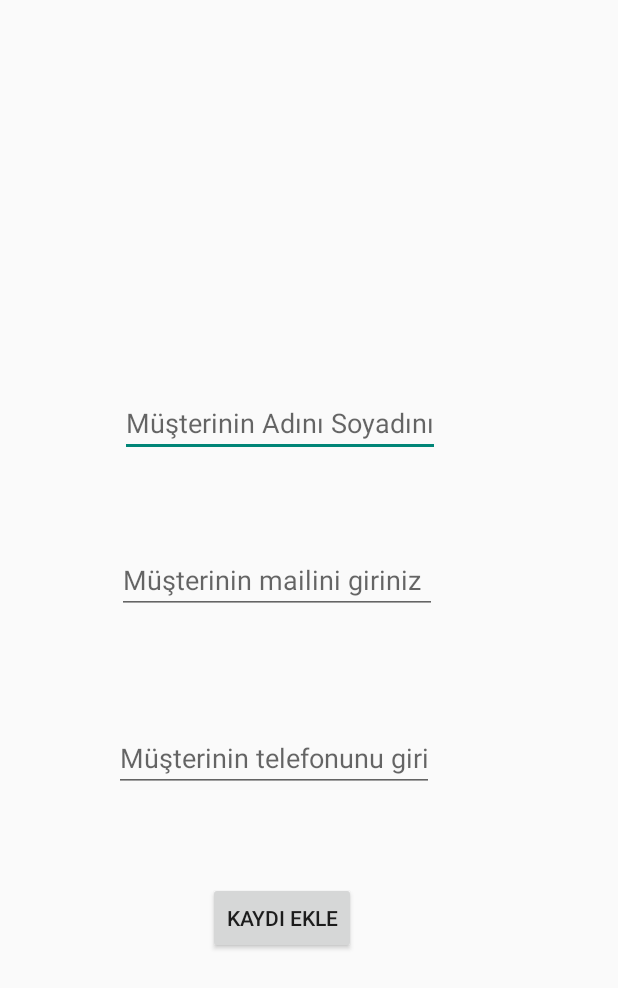
After one commit to timurinan/MobilProgramlamaYLDers, an Android app: the EklemeActivity screen opened directly, with no data from a screen before it, on a phone screen of 412 x 824 dp. The commit adds this screen. Shown: the top 988 px of the screen. Run offline under Robolectric (Android 15) with nearby library versions, the phone set to English and light mode, and no system bars; our stand-ins replace Firebase (no records; nobody signed in at launch, a user with empty details on screens opened directly).

Commit message:
27122024

```diff
--- a/FirebaseApp/app/build.gradle.kts
+++ b/FirebaseApp/app/build.gradle.kts
@@ -38,6 +38,7 @@ dependencies {
     implementation("com.google.android.material:material:1.12.0")
     implementation("androidx.constraintlayout:constraintlayout:2.2.0")
     implementation("com.google.firebase:firebase-auth:23.1.0")
+    implementation("com.google.firebase:firebase-database:21.0.0")
     testImplementation("junit:junit:4.13.2")
     androidTestImplementation("androidx.test.ext:junit:1.2.1")
     androidTestImplementation("androidx.test.espresso:espresso-core:3.6.1")
--- /dev/null
+++ b/FirebaseApp/app/src/main/java/com/example/firebaseapp/EklemeActivity.java
@@ -0,0 +1,65 @@
+package com.example.firebaseapp;
+
+import android.content.Intent;
+import android.os.Bundle;
+import android.telephony.PhoneNumberUtils;
+import android.text.TextUtils;
+import android.util.Patterns;
+import android.view.View;
+import android.widget.Button;
+import android.widget.TextView;
+import android.widget.Toast;
+
+import androidx.annotation.Nullable;
+import androidx.appcompat.app.AppCompatActivity;
+
+import com.google.firebase.database.DatabaseReference;
+import com.google.firebase.database.FirebaseDatabase;
+
+public class EklemeActivity extends AppCompatActivity {
+
+    TextView txt_adsoyad, txt_mail, txt_telefon;
+    Button btn_ekle;
+
+    FirebaseDatabase fd=FirebaseDatabase.getInstance();
+    DatabaseReference dr=fd.getReference("müşteriler");
+    DatabaseReference drwithkey;
+
+    @Override
+    protected void onCreate(@Nullable Bundle savedInstanceState) {
+        super.onCreate(savedInstanceState);
+        setContentView(R.layout.activity_ekleme);
+
+        txt_adsoyad=findViewById(R.id.txt_adsoyad);
+        txt_mail=findViewById(R.id.txt_mail);
+        txt_telefon=findViewById(R.id.txt_telefon);
+        btn_ekle=findViewById(R.id.button4);
+
+        btn_ekle.setOnClickListener(new View.OnClickListener() {
+            @Override
+            public void onClick(View v) {
+
+                if(TextUtils.isEmpty(txt_mail.getText())||TextUtils.isEmpty(txt_telefon.getText())||TextUtils.isEmpty(txt_adsoyad.getText())){
+                    Toast.makeText(EklemeActivity.this, "Alanlar boş bırakılamaz...", Toast.LENGTH_SHORT).show();
+                }else{
+                    if(!Patterns.EMAIL_ADDRESS.matcher(txt_mail.getText()).matches()){
+                        Toast.makeText(EklemeActivity.this, "Geçerli bir mail giriniz", Toast.LENGTH_SHORT).show();
+                    }else{
+                        if(!PhoneNumberUtils.isGlobalPhoneNumber(txt_telefon.getText().toString())){
+                            Toast.makeText(EklemeActivity.this, "Geçerli bir telefon giriniz...", Toast.LENGTH_SHORT).show();
+                        }else{
+                            Müşteri müşteri=new Müşteri(txt_adsoyad.getText().toString(),txt_mail.getText().toString(),txt_telefon.getText().toString());
+                            String key=dr.push().getKey();
+                            drwithkey=fd.getReference("müşteriler/"+key);
+                            müşteri.setUid(key);
+                            drwithkey.setValue(müşteri);
+                            Toast.makeText(EklemeActivity.this, "Müşteri başarıyla eklendi...", Toast.LENGTH_SHORT).show();
+                            Intent intent=new Intent(EklemeActivity.this, ListelemeActivity.class);
+                            startActivity(intent);
+                        }
+                    }
+                }
+            }
+        });
+    }
+}
--- a/FirebaseApp/app/src/main/java/com/example/firebaseapp/MainActivity.java
+++ b/FirebaseApp/app/src/main/java/com/example/firebaseapp/MainActivity.java
@@ -66,7 +66,8 @@ public class MainActivity extends AppCompatActivity {
                             @Override
                             public void onComplete(@NonNull Task<AuthResult> task) {
                                 if(task.isSuccessful()){
-                                    Toast.makeText(MainActivity.this, "Kullanıcı başarıyla giriş yaptı...", Toast.LENGTH_SHORT).show();
+                                    Intent intent=new Intent(MainActivity.this,ListelemeActivity.class);
+                                    startActivity(intent);
                                 }else{
                                     Toast.makeText(MainActivity.this, "Mail veya şifre yanlış...", Toast.LENGTH_SHORT).show();
                                 }
--- /dev/null
+++ b/FirebaseApp/app/src/main/res/layout/activity_ekleme.xml
@@ -0,0 +1,55 @@
+<?xml version="1.0" encoding="utf-8"?>
+<androidx.constraintlayout.widget.ConstraintLayout xmlns:android="http://schemas.android.com/apk/res/android"
+    xmlns:app="http://schemas.android.com/apk/res-auto"
+    xmlns:tools="http://schemas.android.com/tools"
+    android:layout_width="match_parent"
+    android:layout_height="match_parent">
+
+    <EditText
+        android:id="@+id/txt_adsoyad"
+        android:layout_width="wrap_content"
+        android:layout_height="wrap_content"
+        android:layout_marginStart="80dp"
+        android:layout_marginBottom="59dp"
+        android:ems="10"
+        android:hint="Müşterinin Adını Soyadını Giriniz"
+        android:inputType="text"
+        app:layout_constraintBottom_toTopOf="@+id/txt_mail"
+        app:layout_constraintStart_toStartOf="parent" />
+
+    <EditText
+        android:id="@+id/txt_mail"
+        android:layout_width="wrap_content"
+        android:layout_height="wrap_content"
+        android:layout_marginStart="2dp"
+        android:layout_marginEnd="2dp"
+        android:layout_marginBottom="73dp"
+        android:ems="10"
+        android:hint="Müşterinin mailini giriniz"
+        android:inputType="textEmailAddress"
+        app:layout_constraintBottom_toTopOf="@+id/txt_telefon"
+        app:layout_constraintEnd_toEndOf="@+id/txt_adsoyad"
+        app:layout_constraintStart_toStartOf="@+id/txt_telefon" />
+
+    <EditText
+        android:id="@+id/txt_telefon"
+        android:layout_width="wrap_content"
+        android:layout_height="wrap_content"
+        android:layout_marginStart="76dp"
+        android:layout_marginBottom="296dp"
+        android:ems="10"
+        android:hint="Müşterinin telefonunu giriniz"
+        android:inputType="phone"
+        app:layout_constraintBottom_toBottomOf="parent"
+        app:layout_constraintStart_toStartOf="parent" />
+
+    <Button
+        android:id="@+id/button4"
+        android:layout_width="wrap_content"
+        android:layout_height="wrap_content"
+        android:layout_marginTop="60dp"
+        android:layout_marginEnd="52dp"
+        android:text="Kaydı Ekle"
+        app:layout_constraintEnd_toEndOf="@+id/txt_telefon"
+        app:layout_constraintTop_toBottomOf="@+id/txt_telefon" />
+</androidx.constraintlayout.widget.ConstraintLayout>
```
Also changed, not shown: FirebaseApp/app/src/main/AndroidManifest.xml (+21 -1 lines), FirebaseApp/app/src/main/java/com/example/firebaseapp/ListelemeActivity.java (added, +74 -0 lines), FirebaseApp/app/src/main/java/com/example/firebaseapp/MyAdapter.java (added, +91 -0 lines), FirebaseApp/app/src/main/java/com/example/firebaseapp/Müşteri.java (added, +47 -0 lines), FirebaseApp/app/src/main/res/layout/activity_listeleme.xml (added, +31 -0 lines), FirebaseApp/app/src/main/res/layout/recycler_view_items.xml (added, +74 -0 lines).
